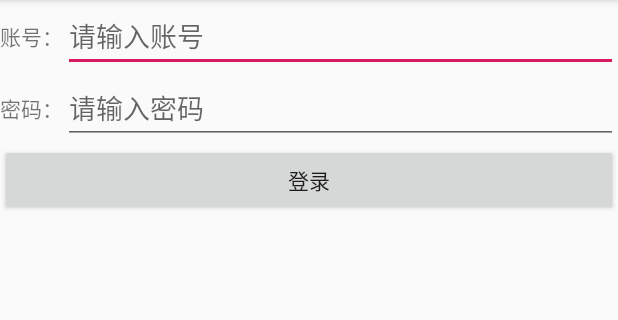
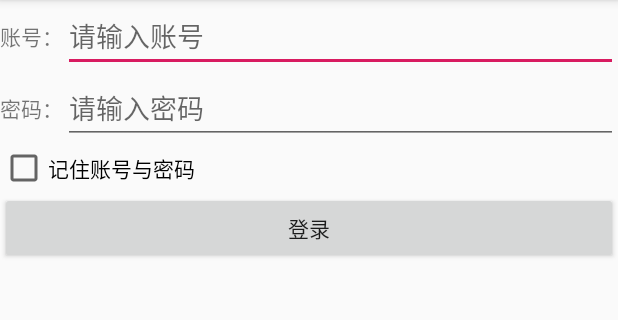
Before and after one commit to daxigua777/First-line-of-code, an Android app: the screen it shows after launch (MainActivity), on a phone screen of 412 x 824 dp, the part 84-404 px from its top. Run offline under Robolectric (Android 15) with nearby library versions, the light colour scheme and no system bars.

Commit message:
实现记住密码功能

```diff
--- a/BroadcastBestPractice/app/src/main/java/com/example/broadcastbestpractice/MainActivity.java
+++ b/BroadcastBestPractice/app/src/main/java/com/example/broadcastbestpractice/MainActivity.java
@@ -1,15 +1,19 @@
 package com.example.broadcastbestpractice;
 
 import android.content.Intent;
+import android.content.SharedPreferences;
 import android.support.v7.app.AppCompatActivity;
 import android.os.Bundle;
 import android.view.View;
 import android.widget.Button;
+import android.widget.CheckBox;
 import android.widget.EditText;
 import android.widget.Toast;
 
 public class MainActivity extends BaseActivity {
 
+    private SharedPreferences pref;
+    private SharedPreferences.Editor editor;
     private EditText et1;
     private EditText et2;
     private Button bt1;
@@ -21,6 +25,17 @@ public class MainActivity extends BaseActivity {
         et1 = findViewById(R.id.ed1);
         et2 = findViewById(R.id.ed2);
         bt1 = findViewById(R.id.bt1);
+        pref = getPreferences(MODE_PRIVATE);  //获取SharedPreferences对象
+        final CheckBox cb1 = findViewById(R.id.cb1); //获取复选框
+        boolean bl = pref.getBoolean("boolean",false);
+        if (bl) {
+            //将账号与密码读取到文本框中
+            String zh = pref.getString("zh","");
+            String mm = pref.getString("mm","");
+            et1.setText(zh);
+            et2.setText(mm);
+            cb1.setChecked(true);
+        }
         bt1.setOnClickListener(new View.OnClickListener() {
             @Override
             public void onClick(View v) {
@@ -28,6 +43,16 @@ public class MainActivity extends BaseActivity {
                 String mm = et2.getText().toString(); //获取输入的密码
                 //如果账号是admin且密码为123456就认定登录成功否则登录失败
                 if (zh.equals("chen") && mm.equals("123456")){
+                    editor = pref.edit();
+                    if (cb1.isChecked()) {
+                        //判断复选框是否被选中
+                        editor.putBoolean("boolean", true);
+                        editor.putString("zh",zh);
+                        editor.putString("mm",mm);
+                    } else {
+                        editor.clear(); //将数据清除
+                    }
+                    editor.apply();  //提交editor
                     Intent  intent = new Intent(MainActivity.this,Main2Activity.class);
                     startActivity(intent);
                     finish();
--- a/BroadcastBestPractice/app/src/main/res/layout/activity_main.xml
+++ b/BroadcastBestPractice/app/src/main/res/layout/activity_main.xml
@@ -31,6 +31,8 @@
         android:layout_width="match_parent"
         android:layout_height="wrap_content">
 
+
+
         <TextView
             android:layout_width="wrap_content"
             android:gravity="center"
@@ -47,6 +49,12 @@
 
     </LinearLayout>
 
+    <CheckBox
+        android:id="@+id/cb1"
+        android:layout_width="wrap_content"
+        android:layout_height="wrap_content"
+        android:text="记住账号与密码"/>
+
     <Button
         android:id="@+id/bt1"
         android:layout_width="match_parent"
```
